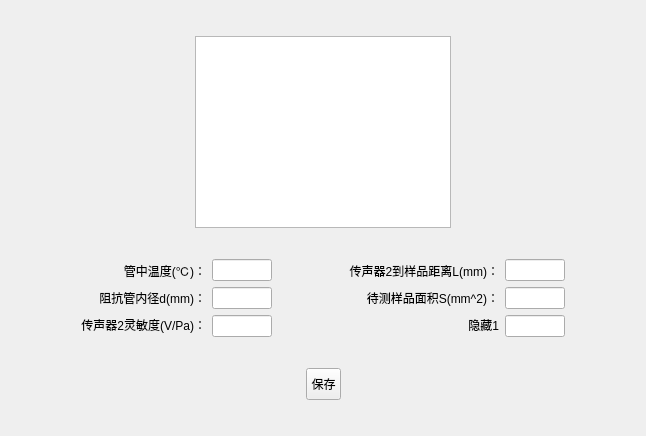
Old version of the form resources/ui/imp_tube_params_setting.ui in the repository zhouyichen01/HoleMembraneTest.
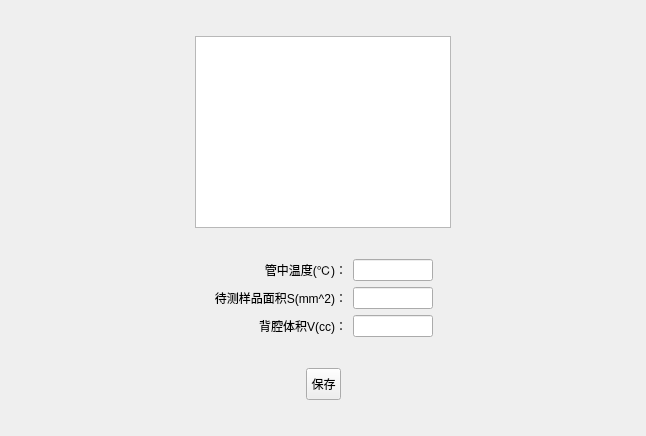
New version of the form.

```diff
--- a/resources/ui/imp_tube_params_setting.ui
+++ b/resources/ui/imp_tube_params_setting.ui
@@ -73,18 +73,15 @@
       </spacer>
      </item>
      <item>
-      <layout class="QVBoxLayout" name="verticalLayout">
-       <item>
-        <widget class="QLabel" name="label">
+      <layout class="QGridLayout" name="gridLayout">
+       <item row="0" column="0">
+        <widget class="QLabel" name="tube_temperature_label">
          <property name="sizePolicy">
           <sizepolicy hsizetype="Minimum" vsizetype="Fixed">
            <horstretch>0</horstretch>
            <verstretch>0</verstretch>
           </sizepolicy>
          </property>
-         <property name="layoutDirection">
-          <enum>Qt::LeftToRight</enum>
-         </property>
          <property name="text">
           <string>管中温度(℃)：</string>
          </property>
@@ -93,43 +90,7 @@
          </property>
         </widget>
        </item>
-       <item>
-        <widget class="QLabel" name="label_2">
-         <property name="sizePolicy">
-          <sizepolicy hsizetype="Minimum" vsizetype="Fixed">
-           <horstretch>0</horstretch>
-           <verstretch>0</verstretch>
-          </sizepolicy>
-         </property>
-         <property name="text">
-          <string>阻抗管内径d(mm)：</string>
-         </property>
-         <property name="alignment">
-          <set>Qt::AlignRight|Qt::AlignTrailing|Qt::AlignVCenter</set>
-         </property>
-        </widget>
-       </item>
-       <item>
-        <widget class="QLabel" name="label_5">
-         <property name="sizePolicy">
-          <sizepolicy hsizetype="Minimum" vsizetype="Fixed">
-           <horstretch>0</horstretch>
-           <verstretch>0</verstretch>
-          </sizepolicy>
-         </property>
-         <property name="text">
-          <string>传声器2灵敏度(V/Pa)：</string>
-         </property>
-         <property name="alignment">
-          <set>Qt::AlignRight|Qt::AlignTrailing|Qt::AlignVCenter</set>
-         </property>
-        </widget>
-       </item>
-      </layout>
-     </item>
-     <item>
-      <layout class="QVBoxLayout" name="verticalLayout_2">
-       <item>
+       <item row="0" column="1">
         <widget class="QLineEdit" name="tube_temperature_value">
          <property name="sizePolicy">
           <sizepolicy hsizetype="Minimum" vsizetype="Fixed">
@@ -139,7 +100,7 @@
          </property>
          <property name="maximumSize">
           <size>
-           <width>60</width>
+           <width>80</width>
            <height>16777215</height>
           </size>
          </property>
@@ -148,79 +109,8 @@
          </property>
         </widget>
        </item>
-       <item>
-        <widget class="QLineEdit" name="tubu_inner_diameter_value">
-         <property name="sizePolicy">
-          <sizepolicy hsizetype="Minimum" vsizetype="Fixed">
-           <horstretch>0</horstretch>
-           <verstretch>0</verstretch>
-          </sizepolicy>
-         </property>
-         <property name="maximumSize">
-          <size>
-           <width>60</width>
-           <height>16777215</height>
-          </size>
-         </property>
-         <property name="alignment">
-          <set>Qt::AlignCenter</set>
-         </property>
-        </widget>
-       </item>
-       <item>
-        <widget class="QLineEdit" name="microphone_sensitivity_value">
-         <property name="sizePolicy">
-          <sizepolicy hsizetype="Minimum" vsizetype="Fixed">
-           <horstretch>0</horstretch>
-           <verstretch>0</verstretch>
-          </sizepolicy>
-         </property>
-         <property name="maximumSize">
-          <size>
-           <width>60</width>
-           <height>16777215</height>
-          </size>
-         </property>
-         <property name="alignment">
-          <set>Qt::AlignCenter</set>
-         </property>
-        </widget>
-       </item>
-      </layout>
-     </item>
-     <item>
-      <spacer name="horizontalSpacer_6">
-       <property name="orientation">
-        <enum>Qt::Horizontal</enum>
-       </property>
-       <property name="sizeHint" stdset="0">
-        <size>
-         <width>40</width>
-         <height>20</height>
-        </size>
-       </property>
-      </spacer>
-     </item>
-     <item>
-      <layout class="QVBoxLayout" name="verticalLayout_3">
-       <item>
-        <widget class="QLabel" name="label_3">
-         <property name="sizePolicy">
-          <sizepolicy hsizetype="Minimum" vsizetype="Fixed">
-           <horstretch>0</horstretch>
-           <verstretch>0</verstretch>
-          </sizepolicy>
-         </property>
-         <property name="text">
-          <string>传声器2到样品距离L(mm)：</string>
-         </property>
-         <property name="alignment">
-          <set>Qt::AlignRight|Qt::AlignTrailing|Qt::AlignVCenter</set>
-         </property>
-        </widget>
-       </item>
-       <item>
-        <widget class="QLabel" name="label_4">
+       <item row="1" column="0">
+        <widget class="QLabel" name="sample_area_label">
          <property name="sizePolicy">
           <sizepolicy hsizetype="Minimum" vsizetype="Fixed">
            <horstretch>0</horstretch>
@@ -235,46 +125,7 @@
          </property>
         </widget>
        </item>
-       <item>
-        <widget class="QLabel" name="yincang1">
-         <property name="sizePolicy">
-          <sizepolicy hsizetype="Minimum" vsizetype="Fixed">
-           <horstretch>0</horstretch>
-           <verstretch>0</verstretch>
-          </sizepolicy>
-         </property>
-         <property name="text">
-          <string>隐藏1</string>
-         </property>
-         <property name="alignment">
-          <set>Qt::AlignRight|Qt::AlignTrailing|Qt::AlignVCenter</set>
-         </property>
-        </widget>
-       </item>
-      </layout>
-     </item>
-     <item>
-      <layout class="QVBoxLayout" name="verticalLayout_4">
-       <item>
-        <widget class="QLineEdit" name="microphone_to_sample_distance_value">
-         <property name="sizePolicy">
-          <sizepolicy hsizetype="Minimum" vsizetype="Fixed">
-           <horstretch>0</horstretch>
-           <verstretch>0</verstretch>
-          </sizepolicy>
-         </property>
-         <property name="maximumSize">
-          <size>
-           <width>60</width>
-           <height>16777215</height>
-          </size>
-         </property>
-         <property name="alignment">
-          <set>Qt::AlignCenter</set>
-         </property>
-        </widget>
-       </item>
-       <item>
+       <item row="1" column="1">
         <widget class="QLineEdit" name="sample_area_value">
          <property name="sizePolicy">
           <sizepolicy hsizetype="Minimum" vsizetype="Fixed">
@@ -284,7 +135,7 @@
          </property>
          <property name="maximumSize">
           <size>
-           <width>60</width>
+           <width>80</width>
            <height>16777215</height>
           </size>
          </property>
@@ -293,8 +144,24 @@
          </property>
         </widget>
        </item>
-       <item>
-        <widget class="QLineEdit" name="lineEdit_6">
+       <item row="2" column="0">
+        <widget class="QLabel" name="v_backing_cc_label">
+         <property name="sizePolicy">
+          <sizepolicy hsizetype="Minimum" vsizetype="Fixed">
+           <horstretch>0</horstretch>
+           <verstretch>0</verstretch>
+          </sizepolicy>
+         </property>
+         <property name="text">
+          <string>背腔体积V(cc)：</string>
+         </property>
+         <property name="alignment">
+          <set>Qt::AlignRight|Qt::AlignTrailing|Qt::AlignVCenter</set>
+         </property>
+        </widget>
+       </item>
+       <item row="2" column="1">
+        <widget class="QLineEdit" name="v_backing_cc_value">
          <property name="sizePolicy">
           <sizepolicy hsizetype="Minimum" vsizetype="Fixed">
            <horstretch>0</horstretch>
@@ -303,7 +170,7 @@
          </property>
          <property name="maximumSize">
           <size>
-           <width>60</width>
+           <width>80</width>
            <height>16777215</height>
           </size>
          </property>
```
Left out of the diff: 2 changed lines with no effect on the pictures.
